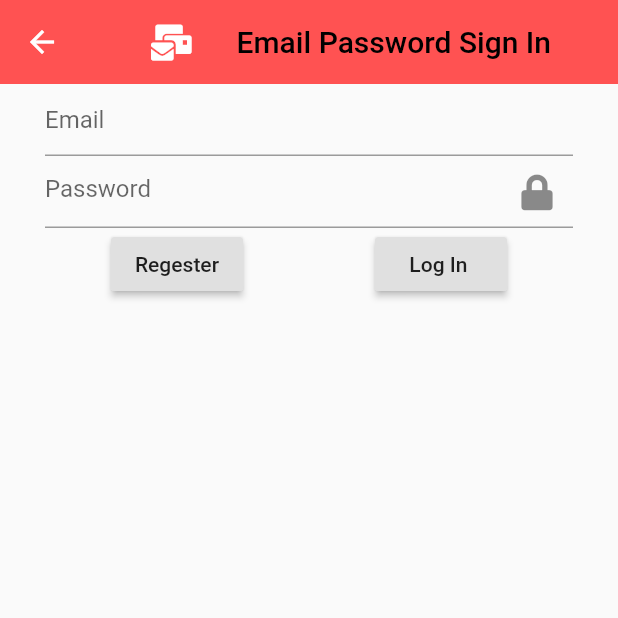
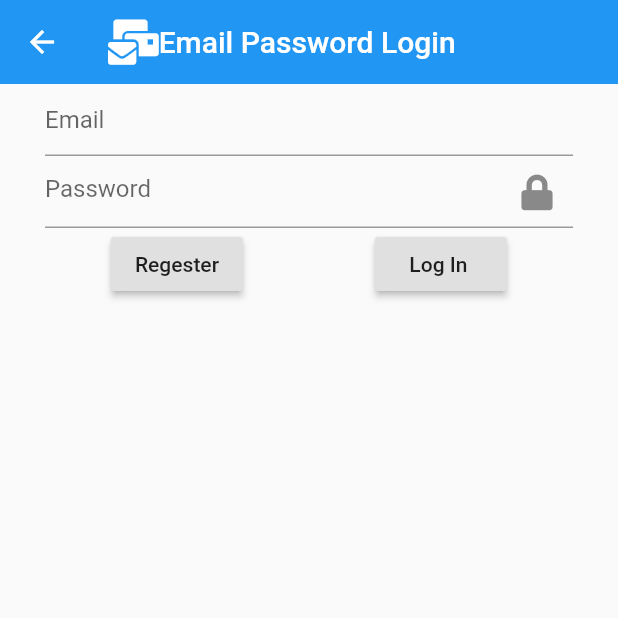
Before and after one commit to Zeeshan-progs/Firebase-SignIn, a Flutter app: the screen it shows after launch, after a tap on "Email Sign In", on a phone screen of 412 x 824 dp, the top half of it. Run offline on Flutter 3.47's test engine with Material 2 defaults, Android fonts, the phone set to English and light mode, and no system bars; our stand-ins replace firebase_auth, firebase_core, font_awesome_flutter, google_fonts; accounts and stored records are empty; Roboto replaces fonts that are missing (Allan).

Commit message:
Google Login

```diff
--- /dev/null
+++ b/lib/AppBarWidget.dart
@@ -0,0 +1,25 @@
+
+import 'package:flutter/material.dart';
+import 'package:font_awesome_flutter/font_awesome_flutter.dart';
+
+class AppBarWidget extends StatelessWidget {
+  const AppBarWidget({
+    Key key,
+    this.text, this.icon,
+  }) : super(key: key);
+  final String text;
+  final IconData icon;
+
+  @override
+  Widget build(BuildContext context) {
+    return Row(
+      children: [
+        FaIcon(
+icon,
+          size: 30,
+        ),
+        Text(text),
+      ],
+    );
+  }
+}
--- a/lib/Email Password/App_Bar.dart
+++ /dev/null
@@ -1,26 +0,0 @@
-import 'package:flutter/material.dart';
-import 'package:font_awesome_flutter/font_awesome_flutter.dart';
-import 'package:google_fonts/google_fonts.dart';
-
-class AppBarData extends StatelessWidget {
-  const AppBarData({
-    Key key,
-  }) : super(key: key);
-
-  @override
-  Widget build(BuildContext context) {
-    return Row(
-      mainAxisAlignment: MainAxisAlignment.center,
-      children: [
-        FaIcon(FontAwesomeIcons.mailBulk),
-        SizedBox(width: 30),
-        Text(
-          'Email Password Sign In',
-          style: GoogleFonts.allan(
-            color: Colors.black,
-          ),
-        ),
-      ],
-    );
-  }
-}
--- a/lib/Email Password/EmailPasswoerd.dart
+++ b/lib/Email Password/EmailPasswoerd.dart
@@ -1,8 +1,8 @@
+import 'package:firebaseauth/AppBarWidget.dart';
 import 'package:flutter/material.dart';
 import 'package:firebase_auth/firebase_auth.dart';
 import 'package:font_awesome_flutter/font_awesome_flutter.dart';
 
-import 'App_Bar.dart';
 import 'Logout.dart';
 
 GlobalKey<FormState> _formKey = GlobalKey<FormState>();
@@ -22,9 +22,11 @@ class _EmailPasswordSignInState extends State<EmailPasswordSignIn> {
   Widget build(BuildContext context) {
     return Scaffold(
       appBar: AppBar(
-        backgroundColor: Colors.redAccent,
         elevation: 0,
-        title: AppBarData(),
+        title: AppBarWidget(
+          text: 'Email Password Login',
+          icon: FontAwesomeIcons.mailBulk,
+        ),
       ),
       body: Form(
         key: _formKey,
--- a/lib/Google/google.dart
+++ b/lib/Google/google.dart
@@ -1,4 +1,6 @@
 import 'package:flutter/material.dart';
+
+import '../AppBarWidget.dart';
 
 class GoogleSignIn extends StatefulWidget {
   @override
@@ -9,7 +11,10 @@ class _GoogleSignInState extends State<GoogleSignIn> {
   @override
   Widget build(BuildContext context) {
     return Scaffold(
-      appBar: AppBar(title: Text('Google Sign In '),),
+      appBar: AppBar(
+        title: AppBarWidget(),
+        centerTitle: true,
+      ),
     );
   }
 }
```
